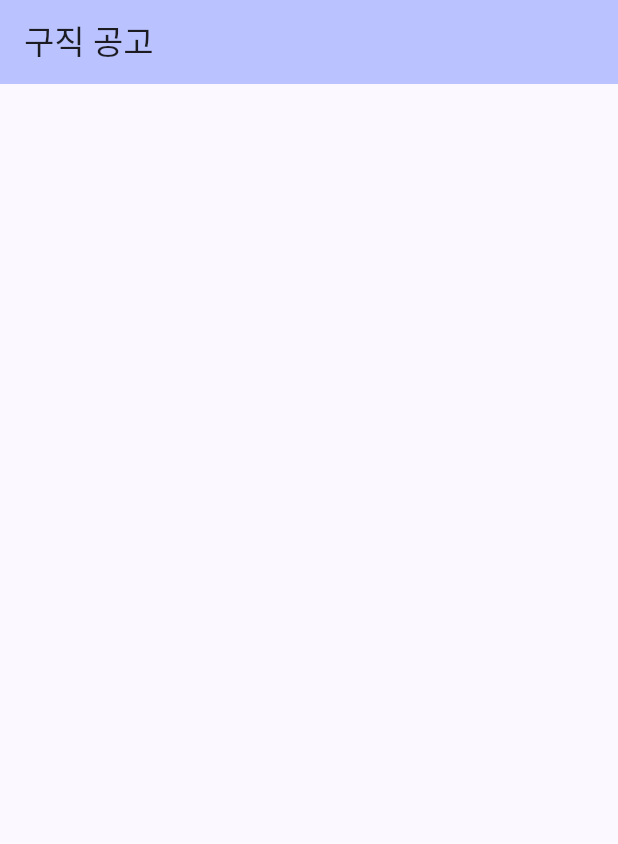
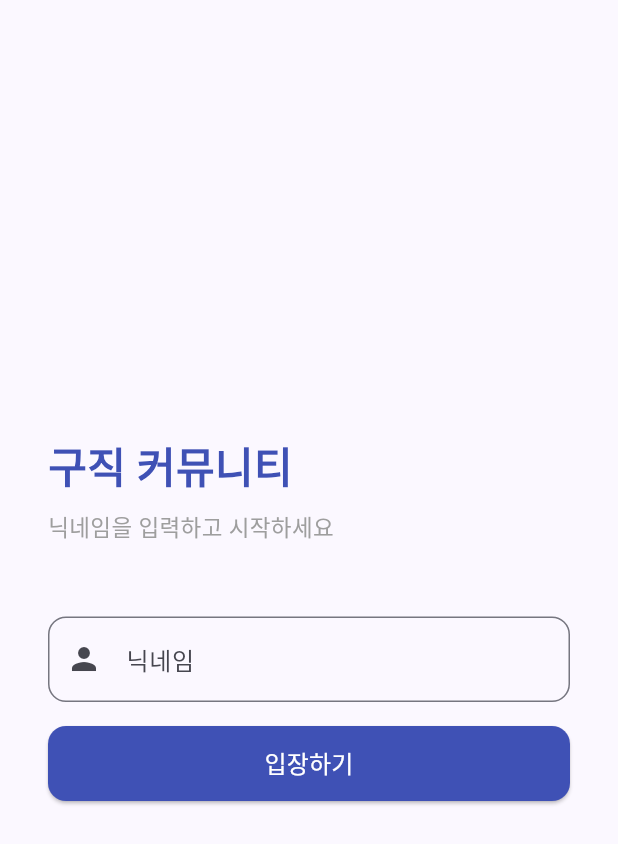
Before and after one commit to mintchocobubbletea/job_projects, a Flutter app: the screen it shows after launch, on a phone screen of 412 x 824 dp. Shown: the top 844 px of the screen. Run offline on Flutter 3.47's test engine with Material 3 defaults, Android fonts, the phone set to English and light mode, and no system bars.

Commit message:
change code app first screen starts login screen

```diff
--- a/frontend/lib/job_list_screen.dart
+++ b/frontend/lib/job_list_screen.dart
@@ -4,7 +4,9 @@ import 'package:http/http.dart' as http; // HTTP 요청용
 import 'chat_screen.dart'; // 채팅 화면
 
 class JobListScreen extends StatefulWidget {
-  const JobListScreen({super.key});
+  // 로그인 화면에서 닉네임 받아옴
+  final String username;
+  const JobListScreen({super.key, required this.username});
 
   @override
   State<JobListScreen> createState() => _JobListScreenState();
@@ -83,8 +85,8 @@ class _JobListScreenState extends State<JobListScreen> {
                         context,
                         MaterialPageRoute(
                           builder: (context) => ChatScreen(
-                            // 직종을 룸 이름으로 사용
                             room: job['title'],
+                            username: widget.username, // 닉네임 전달
                           ),
                         ),
                       );
--- /dev/null
+++ b/frontend/lib/login_screen.dart
@@ -0,0 +1,118 @@
+import 'package:flutter/material.dart';
+import 'job_list_screen.dart';
+
+class LoginScreen extends StatefulWidget {
+  const LoginScreen({super.key});
+
+  @override
+  State<LoginScreen> createState() => _LoginScreenState();
+}
+
+class _LoginScreenState extends State<LoginScreen> {
+  final TextEditingController _nicknameController = TextEditingController();
+  // 닉네임이 비어있을 때 에러 메시지 표시용
+  String? _errorText;
+
+  void _enter() {
+    final nickname = _nicknameController.text.trim();
+
+    // 닉네임 유효성 검사
+    if (nickname.isEmpty) {
+      setState(() {
+        _errorText = '닉네임을 입력해주세요';
+      });
+      return;
+    }
+    if (nickname.length < 2) {
+      setState(() {
+        _errorText = '닉네임은 2글자 이상이어야 해요';
+      });
+      return;
+    }
+
+    // 유효하면 공고 목록 화면으로 이동하면서 닉네임 전달
+    Navigator.pushReplacement(
+      context,
+      MaterialPageRoute(
+        builder: (context) => JobListScreen(username: nickname),
+      ),
+    );
+  }
+
+  @override
+  void dispose() {
+    _nicknameController.dispose();
+    super.dispose();
+  }
+
+  @override
+  Widget build(BuildContext context) {
+    return Scaffold(
+      body: SafeArea(
+        child: Padding(
+          padding: const EdgeInsets.all(32),
+          child: Column(
+            mainAxisAlignment: MainAxisAlignment.center,
+            crossAxisAlignment: CrossAxisAlignment.start,
+            children: [
+              // 앱 타이틀
+              const Text(
+                '구직 커뮤니티',
+                style: TextStyle(
+                  fontSize: 28,
+                  fontWeight: FontWeight.bold,
+                  color: Colors.indigo,
+                ),
+              ),
+              const SizedBox(height: 8),
+              const Text(
+                '닉네임을 입력하고 시작하세요',
+                style: TextStyle(color: Colors.grey, fontSize: 15),
+              ),
+              const SizedBox(height: 48),
+              // 닉네임 입력창
+              TextField(
+                controller: _nicknameController,
+                decoration: InputDecoration(
+                  labelText: '닉네임',
+                  hintText: '사용할 닉네임 입력',
+                  errorText: _errorText,
+                  border: OutlineInputBorder(
+                    borderRadius: BorderRadius.circular(12),
+                  ),
+                  prefixIcon: const Icon(Icons.person),
+                ),
+                // 에러 메시지 입력 시작하면 지우기
+                onChanged: (_) {
+                  if (_errorText != null) {
+                    setState(() {
+                      _errorText = null;
+                    });
+                  }
+                },
+                onSubmitted: (_) => _enter(),
+              ),
+              const SizedBox(height: 16),
+              // 입장 버튼
+              SizedBox(
+                width: double.infinity,
+                height: 50,
+                child: ElevatedButton(
+                  onPressed: _enter,
+                  style: ElevatedButton.styleFrom(
+                    backgroundColor: Colors.indigo,
+                    foregroundColor: Colors.white,
+                    shape: RoundedRectangleBorder(
+                      borderRadius: BorderRadius.circular(12),
+                    ),
+                  ),
+                  child: const Text('입장하기', style: TextStyle(fontSize: 16)),
+                ),
+              ),
+            ],
+          ),
+        ),
+      ),
+    );
+  }
+}
--- a/frontend/lib/main.dart
+++ b/frontend/lib/main.dart
@@ -1,5 +1,5 @@
 import 'package:flutter/material.dart';
-import 'job_list_screen.dart'; // 공고 목록 화면
+import 'login_screen.dart'; // 변경
 
 void main() {
   runApp(const MyApp());
@@ -16,8 +16,8 @@ class MyApp extends StatelessWidget {
         colorScheme: ColorScheme.fromSeed(seedColor: Colors.indigo),
         useMaterial3: true,
       ),
-      // 앱 시작 화면을 공고 목록으로 설정
-      home: const JobListScreen(),
+      // 시작 화면을 로그인으로 변경
+      home: const LoginScreen(),
     );
   }
 }
```
Also changed, not shown: frontend/lib/chat_screen.dart (+6 -4 lines).
